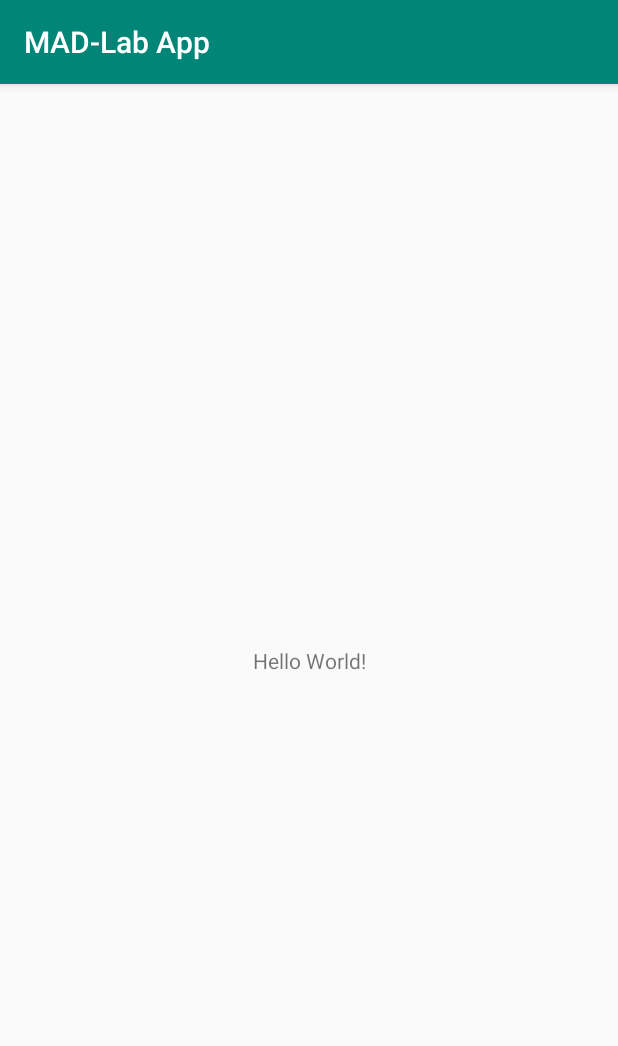
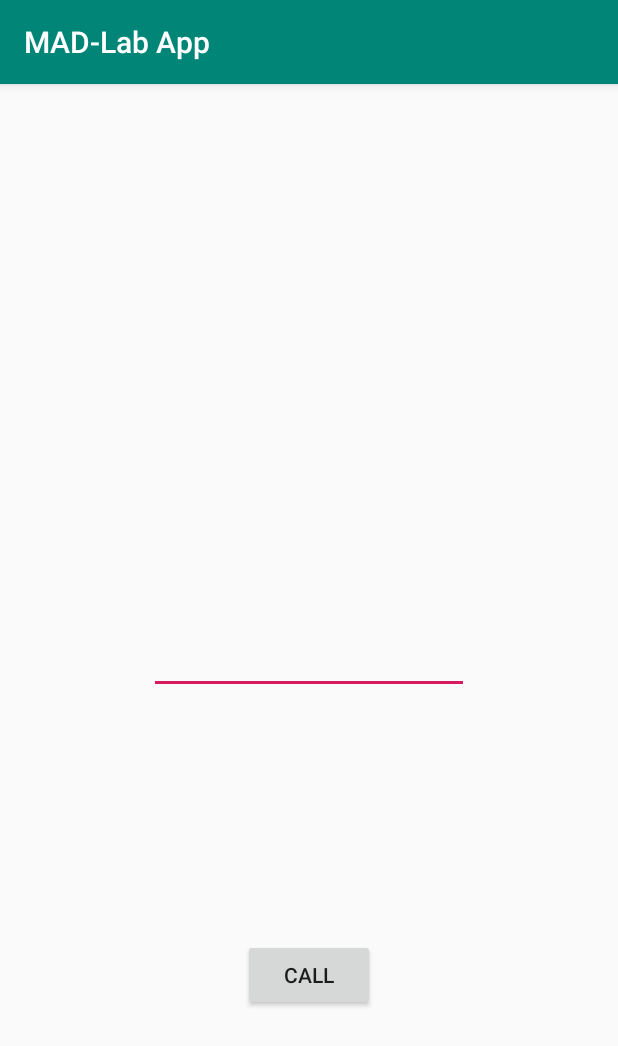
Before and after one commit to DroidFreak32/MADLabApps, an Android app: the screen it shows after launch (MainActivity), on a phone screen of 412 x 824 dp. Shown: the top 1046 px of the screen. Run offline under Robolectric (Android 15) with nearby library versions, the phone set to English and light mode, and no system bars.

Commit message:
Add code for Call using Intent

```diff
--- a/app/src/main/AndroidManifest.xml
+++ b/app/src/main/AndroidManifest.xml
@@ -2,6 +2,7 @@
 <manifest xmlns:android="http://schemas.android.com/apk/res/android"
     package="com.example.student.mad_labapp">
 
+    <uses-permission android:name="android.permission.CALL_PHONE" />
     <application
         android:allowBackup="true"
         android:icon="@mipmap/ic_launcher"
--- a/app/src/main/java/com/example/student/mad_labapp/MainActivity.java
+++ b/app/src/main/java/com/example/student/mad_labapp/MainActivity.java
@@ -1,13 +1,46 @@
 package com.example.student.mad_labapp;
 
+import android.Manifest;
+import android.content.Intent;
+import android.net.Uri;
+import android.os.Bundle;
+import android.support.v4.app.ActivityCompat;
 import android.support.v7.app.AppCompatActivity;
-import android.os.Bundle;
+import android.util.Log;
+import android.view.View;
+import android.widget.Button;
+import android.widget.EditText;
+import android.widget.Toast;
 
 public class MainActivity extends AppCompatActivity {
+
+    Button call;
+    EditText num;
 
     @Override
     protected void onCreate(Bundle savedInstanceState) {
         super.onCreate(savedInstanceState);
         setContentView(R.layout.activity_main);
+        ActivityCompat.requestPermissions(MainActivity.this,
+                new String[]{Manifest.permission.CALL_PHONE}, 1);
+
+        call = findViewById(R.id.call);
+        num = findViewById(R.id.number);
+
+        call.setOnClickListener(new View.OnClickListener() {
+            @Override
+            public void onClick(View v) {
+                String number = num.getText().toString();
+                Intent callIntent = new Intent(Intent.ACTION_CALL);
+                callIntent.setData(Uri.parse("tel:" + number));
+                try {
+                    startActivity(callIntent);
+                } catch (Exception e) {
+                    Log.d("error", e.getMessage());
+                    Toast.makeText(getApplicationContext(), "call permission denied", Toast.LENGTH_SHORT).show();
+                }
+            }
+
+        });
     }
 }
--- a/app/src/main/res/layout/activity_main.xml
+++ b/app/src/main/res/layout/activity_main.xml
@@ -1,18 +1,25 @@
 <?xml version="1.0" encoding="utf-8"?>
-<android.support.constraint.ConstraintLayout xmlns:android="http://schemas.android.com/apk/res/android"
-    xmlns:app="http://schemas.android.com/apk/res-auto"
+<RelativeLayout xmlns:android="http://schemas.android.com/apk/res/android"
     xmlns:tools="http://schemas.android.com/tools"
     android:layout_width="match_parent"
     android:layout_height="match_parent"
     tools:context=".MainActivity">
 
-    <TextView
+
+    <EditText
+        android:id="@+id/number"
         android:layout_width="wrap_content"
         android:layout_height="wrap_content"
-        android:text="Hello World!"
-        app:layout_constraintBottom_toBottomOf="parent"
-        app:layout_constraintLeft_toLeftOf="parent"
-        app:layout_constraintRight_toRightOf="parent"
-        app:layout_constraintTop_toTopOf="parent" />
+        android:layout_centerInParent="true"
+        android:ems="10"
+        android:inputType="phone" />
 
-</android.support.constraint.ConstraintLayout>
+    <Button
+        android:id="@+id/call"
+        android:layout_width="wrap_content"
+        android:layout_height="wrap_content"
+        android:layout_alignParentBottom="true"
+        android:layout_centerHorizontal="true"
+        android:layout_marginBottom="150dp"
+        android:text="Call" />
+</RelativeLayout>
```
